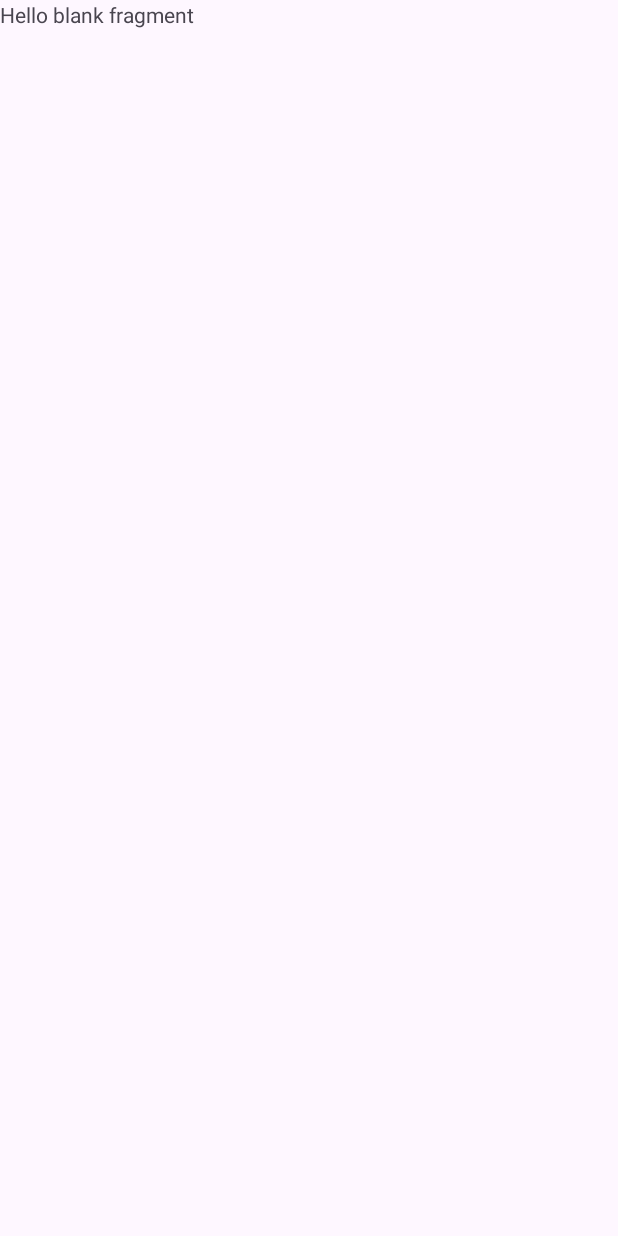
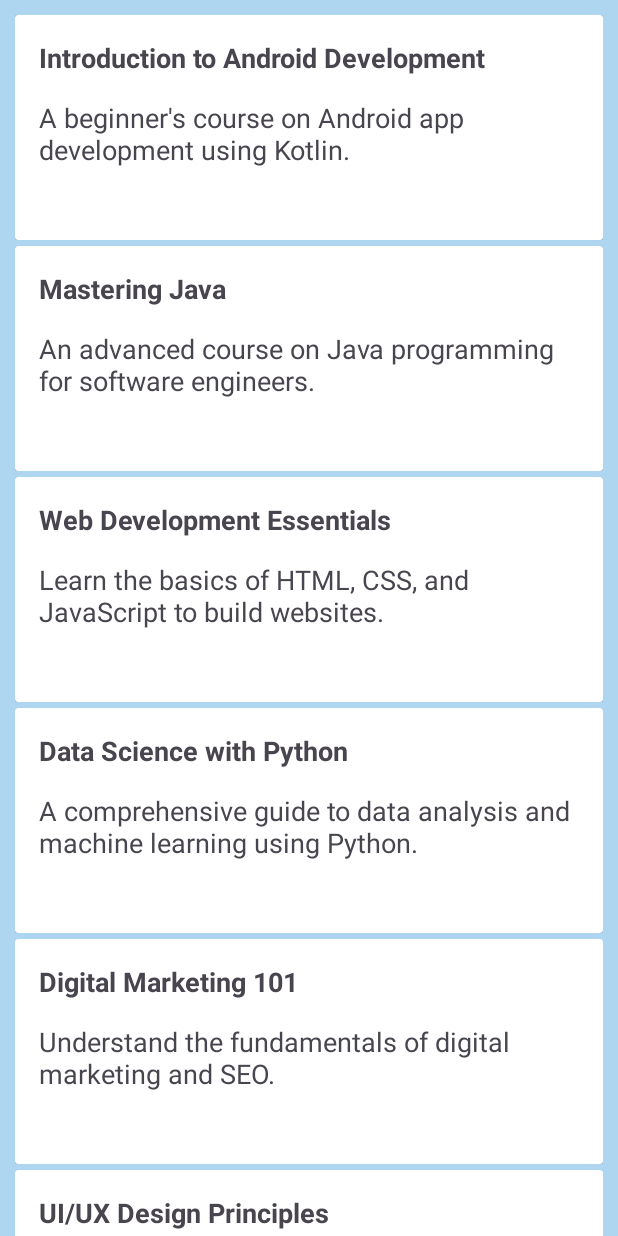
Before and after one commit to GAX3/VennDiagramGame, an Android app: the GamesOptionFragment screen opened through its navigation route, on a phone screen of 412 x 824 dp. Before the commit the screen is almost empty. Run offline under Robolectric (Android 15) with nearby library versions, the light colour scheme and no system bars; pictures from the network do not load.

Commit message:
Añadiendo RV

```diff
--- a/app/build.gradle
+++ b/app/build.gradle
@@ -63,5 +63,11 @@ dependencies {
     implementation 'org.jetbrains.kotlinx:kotlinx-coroutines-android:1.7.3' // For coroutines
     implementation 'com.squareup.okhttp3:logging-interceptor:4.11.0' // Optional: For logging HTTP requests
 
+    implementation 'androidx.recyclerview:recyclerview:1.3.0' // Check for the latest version
+
+    implementation 'com.google.code.gson:gson:2.10.1' // Check for the latest version
+
+
+
 
 }
--- /dev/null
+++ b/app/src/main/java/com/example/venndiagramgameapp/ClassInformation.kt
@@ -0,0 +1,8 @@
+package com.example.venndiagramgameapp
+
+data class ClassInformation(
+    val id: String,
+    val title: String,
+    val description: String,
+    val imgLink: String
+)
--- /dev/null
+++ b/app/src/main/java/com/example/venndiagramgameapp/adapters/ClassInformationAdapter.kt
@@ -0,0 +1,32 @@
+package com.example.venndiagramgameapp.adapters
+
+import android.view.LayoutInflater
+import android.view.View
+import android.view.ViewGroup
+import android.widget.TextView
+import androidx.recyclerview.widget.RecyclerView
+import com.example.venndiagramgameapp.ClassInformation
+import com.example.venndiagramgameapp.R
+
+class ClassInformationAdapter(private val itemList: List<ClassInformation>) :
+    RecyclerView.Adapter<ClassInformationAdapter.ItemViewHolder>() {
+
+    inner class ItemViewHolder(view: View) : RecyclerView.ViewHolder(view) {
+        val textView: TextView = view.findViewById(R.id.itemTextView)
+        val textViewDesc: TextView = view.findViewById(R.id.itemTextViewDescription)
+    }
+
+    override fun onCreateViewHolder(parent: ViewGroup, viewType: Int): ItemViewHolder {
+        val view = LayoutInflater.from(parent.context)
+            .inflate(R.layout.item_layout, parent, false)
+        return ItemViewHolder(view)
+    }
+
+    override fun onBindViewHolder(holder: ItemViewHolder, position: Int) {
+        val item = itemList[position]
+        holder.textView.text = item.title
+        holder.textViewDesc.text = item.description
+    }
+
+    override fun getItemCount(): Int = itemList.size
+}
--- a/app/src/main/java/com/example/venndiagramgameapp/fragments/GamesOptionFragment.kt
+++ b/app/src/main/java/com/example/venndiagramgameapp/fragments/GamesOptionFragment.kt
@@ -1,15 +1,28 @@
 package com.example.venndiagramgameapp.fragments
 
+import android.content.Context
 import android.os.Bundle
+import android.util.Log
 import androidx.fragment.app.Fragment
 import android.view.LayoutInflater
 import android.view.View
 import android.view.ViewGroup
 import androidx.activity.addCallback
 import androidx.navigation.fragment.findNavController
+import androidx.recyclerview.widget.LinearLayoutManager
+import androidx.recyclerview.widget.RecyclerView
+import com.example.venndiagramgameapp.ApiService
+import com.example.venndiagramgameapp.ClassInformation
 import com.example.venndiagramgameapp.R
+import com.example.venndiagramgameapp.RetrofitClient
+import com.example.venndiagramgameapp.adapters.ClassInformationAdapter
 import com.example.venndiagramgameapp.databinding.FragmentGamesOptionBinding
 import com.example.venndiagramgameapp.databinding.FragmentHomeBinding
+import com.google.gson.Gson
+import com.google.gson.reflect.TypeToken
+import kotlinx.coroutines.CoroutineScope
+import kotlinx.coroutines.Dispatchers
+import kotlinx.coroutines.launch
 
 class GamesOptionFragment : Fragment() {
 
@@ -31,5 +44,74 @@ class GamesOptionFragment : Fragment() {
         requireActivity().onBackPressedDispatcher.addCallback(requireActivity()) {
             findNavController().popBackStack()
         }
+
+        val json = """
+[
+  {
+    "id": "1",
+    "title": "Introduction to Android Development",
+    "description": "A beginner's course on Android app development using Kotlin."
+  },
+  {
+    "id": "2",
+    "title": "Mastering Java",
+    "description": "An advanced course on Java programming for software engineers."
+  },
+  {
+    "id": "3",
+    "title": "Web Development Essentials",
+    "description": "Learn the basics of HTML, CSS, and JavaScript to build websites."
+  },
+  {
+    "id": "4",
+    "title": "Data Science with Python",
+    "description": "A comprehensive guide to data analysis and machine learning using Python."
+  },
+  {
+    "id": "5",
+    "title": "Digital Marketing 101",
+    "description": "Understand the fundamentals of digital marketing and SEO."
+  },
+  {
+    "id": "6",
+    "title": "UI/UX Design Principles",
+    "description": "Learn how to design user-friendly and visually appealing interfaces."
+  },
+  {
+    "id": "7",
+    "title": "Cybersecurity Basics",
+    "description": "An introduction to cybersecurity concepts and practices."
+  },
+  {
+    "id": "8",
+    "title": "Cloud Computing Fundamentals",
+    "description": "Explore the basics of cloud services and infrastructure."
+  },
+  {
+    "id": "9",
+    "title": "Mobile App Development",
+    "description": "Create mobile apps using Flutter and Dart programming."
+  },
+  {
+    "id": "10",
+    "title": "Game Development with Unity",
+    "description": "Build 2D and 3D games using the Unity engine."
+  }
+]
+        """
+
+        val personList = parseJson(json)
+
+        val recyclerView: RecyclerView = binding!!.recyclerView
+        recyclerView.layoutManager = LinearLayoutManager(requireActivity())
+        recyclerView.adapter = ClassInformationAdapter(personList)
+
     }
+
+    fun parseJson(json: String): List<ClassInformation> {
+        val gson = Gson()
+        val itemType = object : TypeToken<List<ClassInformation>>() {}.type
+        return gson.fromJson(json, itemType)
+    }
+
 }
--- a/app/src/main/res/layout/fragment_games_option.xml
+++ b/app/src/main/res/layout/fragment_games_option.xml
@@ -1,14 +1,19 @@
 <?xml version="1.0" encoding="utf-8"?>
-<FrameLayout xmlns:android="http://schemas.android.com/apk/res/android"
+<androidx.constraintlayout.widget.ConstraintLayout xmlns:android="http://schemas.android.com/apk/res/android"
     xmlns:tools="http://schemas.android.com/tools"
     android:layout_width="match_parent"
     android:layout_height="match_parent"
+    xmlns:app="http://schemas.android.com/apk/res-auto"
+    android:background="#aed6f1"
     tools:context=".fragments.GamesOptionFragment">
 
-    <!-- TODO: Update blank fragment layout -->
-    <TextView
+    <androidx.recyclerview.widget.RecyclerView
+        android:id="@+id/recyclerView"
         android:layout_width="match_parent"
         android:layout_height="match_parent"
-        android:text="@string/hello_blank_fragment" />
+        android:layout_marginHorizontal="8dp"
+        android:layout_marginTop="8dp"
+        tools:listitem="@layout/item_layout" />
 
-</FrameLayout>
+
+</androidx.constraintlayout.widget.ConstraintLayout>
--- /dev/null
+++ b/app/src/main/res/layout/item_layout.xml
@@ -0,0 +1,43 @@
+<LinearLayout xmlns:android="http://schemas.android.com/apk/res/android"
+    android:layout_width="match_parent"
+    android:layout_height="wrap_content"
+    xmlns:app="http://schemas.android.com/apk/res-auto"
+    android:background="#aed6f1"
+    android:orientation="vertical"
+    android:padding="2dp">
+
+
+    <androidx.cardview.widget.CardView
+        android:layout_width="match_parent"
+        android:layout_height="150dp">
+
+        <androidx.constraintlayout.widget.ConstraintLayout
+            android:paddingHorizontal="16dp"
+            android:paddingVertical="16dp"
+            android:layout_width="match_parent"
+            android:layout_height="match_parent">
+
+            <TextView
+                android:id="@+id/itemTextView"
+                android:layout_width="wrap_content"
+                android:layout_height="wrap_content"
+                app:layout_constraintTop_toTopOf="parent"
+                app:layout_constraintStart_toStartOf="parent"
+                android:text="Sample Text"
+                android:textStyle="bold"
+                android:textSize="18sp" />
+
+            <TextView
+                android:id="@+id/itemTextViewDescription"
+                android:layout_width="match_parent"
+                android:layout_height="match_parent"
+                android:layout_marginTop="40dp"
+                app:layout_constraintTop_toBottomOf="@+id/itemTextView"
+                app:layout_constraintStart_toStartOf="parent"
+                app:layout_constraintEnd_toEndOf="parent"
+                android:text="A beginner's course on Android app development using Kotlin."
+                android:textSize="18sp" />
+
+        </androidx.constraintlayout.widget.ConstraintLayout>
+    </androidx.cardview.widget.CardView>
+</LinearLayout>
```
Also changed, not shown: app/src/main/java/com/example/venndiagramgameapp/ApiInterface.kt (added, +9 -0 lines), app/src/main/java/com/example/venndiagramgameapp/RetrofitClient.kt (added, +27 -0 lines), app/src/main/java/com/example/venndiagramgameapp/assets/data2.json (added, +52 -0 lines), 1 other file.
